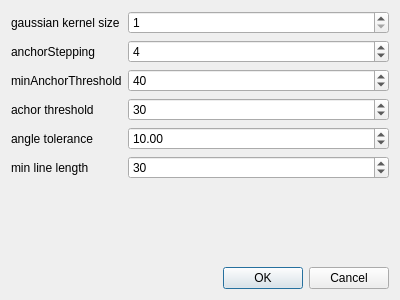
FormSeher/formseher, file app/form/edl2/edl2configdialog.ui: the form before one commit.
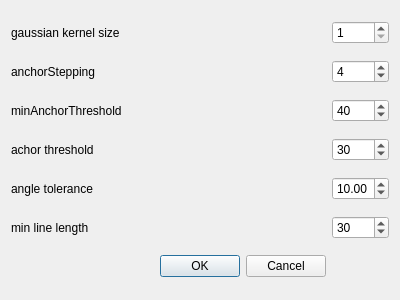
The form after the commit.

Commit message: Fixed layout for EDL2ConfigDialog.

The edit to the form file:
```diff
--- a/app/form/edl2/edl2configdialog.ui
+++ b/app/form/edl2/edl2configdialog.ui
@@ -13,88 +13,8 @@
   <property name="windowTitle">
    <string>Dialog</string>
   </property>
-  <layout class="QVBoxLayout" name="verticalLayout">
-   <item>
-    <layout class="QFormLayout" name="formLayout">
-     <property name="fieldGrowthPolicy">
-      <enum>QFormLayout::AllNonFixedFieldsGrow</enum>
-     </property>
-     <item row="1" column="0">
-      <widget class="QLabel" name="label_5">
-       <property name="text">
-        <string>gaussian kernel size</string>
-       </property>
-      </widget>
-     </item>
-     <item row="1" column="1">
-      <widget class="QSpinBox" name="gaussianKernelSize">
-       <property name="minimum">
-        <number>1</number>
-       </property>
-       <property name="singleStep">
-        <number>2</number>
-       </property>
-      </widget>
-     </item>
-     <item row="2" column="0">
-      <widget class="QLabel" name="label">
-       <property name="text">
-        <string>anchorStepping</string>
-       </property>
-      </widget>
-     </item>
-     <item row="2" column="1">
-      <widget class="QSpinBox" name="anchorStepping">
-       <property name="minimum">
-        <number>1</number>
-       </property>
-       <property name="singleStep">
-        <number>1</number>
-       </property>
-       <property name="value">
-        <number>4</number>
-       </property>
-      </widget>
-     </item>
-     <item row="4" column="0">
-      <widget class="QLabel" name="label_4">
-       <property name="text">
-        <string>achor threshold</string>
-       </property>
-      </widget>
-     </item>
-     <item row="4" column="1">
-      <widget class="QSpinBox" name="anchorThreshold">
-       <property name="minimum">
-        <number>1</number>
-       </property>
-       <property name="value">
-        <number>30</number>
-       </property>
-      </widget>
-     </item>
-     <item row="5" column="0">
-      <widget class="QLabel" name="label_6">
-       <property name="text">
-        <string>angle tolerance</string>
-       </property>
-      </widget>
-     </item>
+  <layout class="QGridLayout" name="gridLayout">
      <item row="5" column="1">
-      <widget class="QDoubleSpinBox" name="angleTolerance">
-       <property name="value">
-        <double>10.000000000000000</double>
-       </property>
-      </widget>
-     </item>
-     <item row="6" column="0">
-      <widget class="QLabel" name="label_7">
-       <property name="text">
-        <string>min line length</string>
-       </property>
-      </widget>
-     </item>
-     <item row="6" column="1">
       <widget class="QSpinBox" name="minLineLength">
        <property name="minimum">
         <number>1</number>
@@ -107,23 +27,31 @@
        </property>
       </widget>
      </item>
-     <item row="3" column="0">
+   <item row="2" column="0">
       <widget class="QLabel" name="minAnchorThresholdLabel">
        <property name="text">
         <string>minAnchorThreshold</string>
        </property>
       </widget>
      </item>
+   <item row="4" column="0">
+    <widget class="QLabel" name="label_6">
+     <property name="text">
+      <string>angle tolerance</string>
+     </property>
+    </widget>
+   </item>
      <item row="3" column="1">
-      <widget class="QSpinBox" name="minAnchorThreshold">
+    <widget class="QSpinBox" name="anchorThreshold">
+     <property name="minimum">
+      <number>1</number>
+     </property>
        <property name="value">
-        <number>40</number>
+      <number>30</number>
        </property>
       </widget>
      </item>
-    </layout>
-   </item>
-   <item>
+   <item row="6" column="0">
     <widget class="QDialogButtonBox" name="buttonBox">
      <property name="orientation">
       <enum>Qt::Horizontal</enum>
@@ -133,6 +61,71 @@
      </property>
     </widget>
    </item>
+   <item row="1" column="1">
+    <widget class="QSpinBox" name="anchorStepping">
+     <property name="minimum">
+      <number>1</number>
+     </property>
+     <property name="singleStep">
+      <number>1</number>
+     </property>
+     <property name="value">
+      <number>4</number>
+     </property>
+    </widget>
+   </item>
+   <item row="2" column="1">
+    <widget class="QSpinBox" name="minAnchorThreshold">
+     <property name="value">
+      <number>40</number>
+     </property>
+    </widget>
+   </item>
+   <item row="4" column="1">
+    <widget class="QDoubleSpinBox" name="angleTolerance">
+     <property name="value">
+      <double>10.000000000000000</double>
+     </property>
+    </widget>
+   </item>
+   <item row="0" column="0">
+    <widget class="QLabel" name="label_5">
+     <property name="text">
+      <string>gaussian kernel size</string>
+     </property>
+    </widget>
+   </item>
+   <item row="5" column="0">
+    <widget class="QLabel" name="label_7">
+     <property name="text">
+      <string>min line length</string>
+     </property>
+    </widget>
+   </item>
+   <item row="1" column="0">
+    <widget class="QLabel" name="label">
+     <property name="text">
+      <string>anchorStepping</string>
+     </property>
+    </widget>
+   </item>
+   <item row="0" column="1">
+    <widget class="QSpinBox" name="gaussianKernelSize">
+     <property name="minimum">
+      <number>1</number>
+     </property>
+     <property name="singleStep">
+      <number>2</number>
+     </property>
+    </widget>
+   </item>
+   <item row="3" column="0">
+    <widget class="QLabel" name="label_4">
+     <property name="text">
+      <string>achor threshold</string>
+     </property>
+    </widget>
+   </item>
   </layout>
  </widget>
  <resources/>
```
Lines whose indentation alone changed are shown as unchanged.
